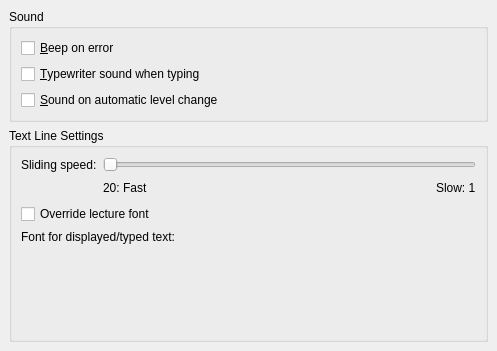
This is src/ui/ktouchprefgeneralpage.ui in KDE/ktouch as Qt 5 draws it before an edit. The edited form follows.
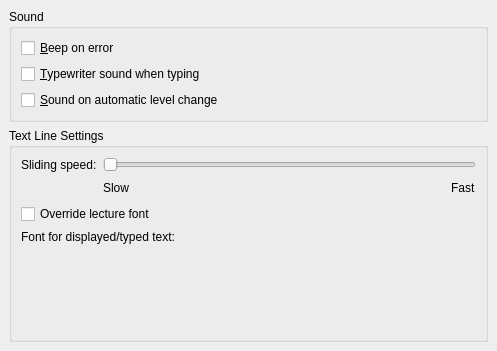
This is the edited form. Custom widgets are drawn as their Qt base class.

What changed in the file:
```diff
--- a/src/ui/ktouchprefgeneralpage.ui
+++ b/src/ui/ktouchprefgeneralpage.ui
@@ -112,14 +112,14 @@
         <item row="1" column="3" >
          <widget class="QLabel" name="textLabel3" >
           <property name="text" >
-           <string>Slow: 1</string>
+           <string>Fast</string>
           </property>
          </widget>
         </item>
         <item row="1" column="1" >
          <widget class="QLabel" name="textLabel2" >
           <property name="text" >
-           <string>20: Fast</string>
+           <string>Slow</string>
           </property>
          </widget>
         </item>
```
Left out of the diff: 4 changed lines with no effect on the pictures.
